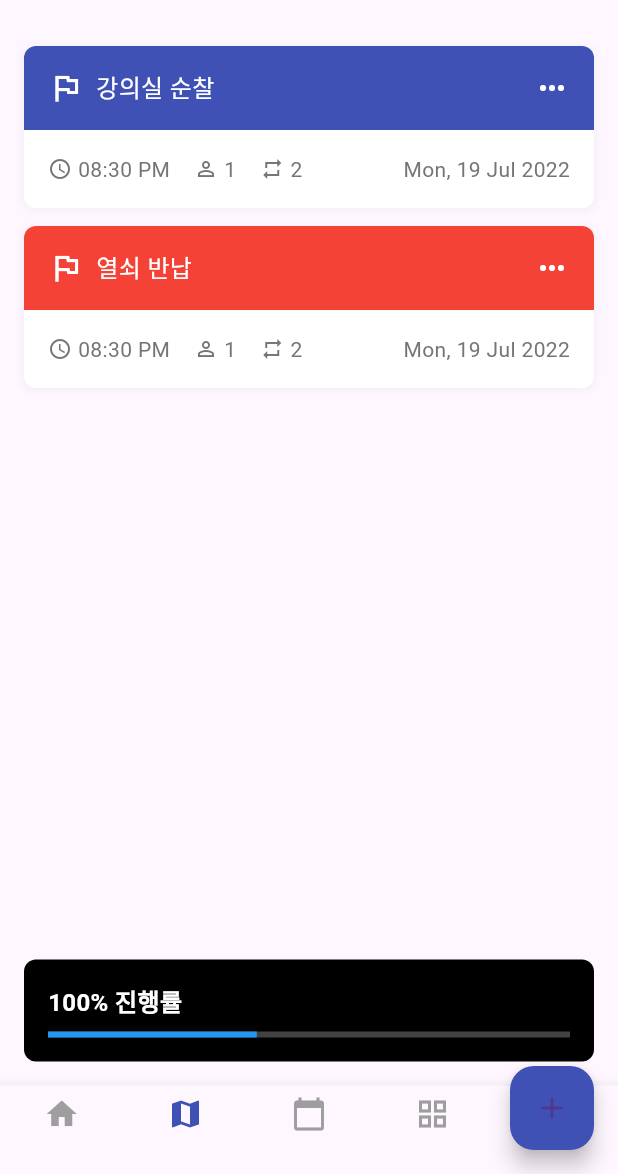
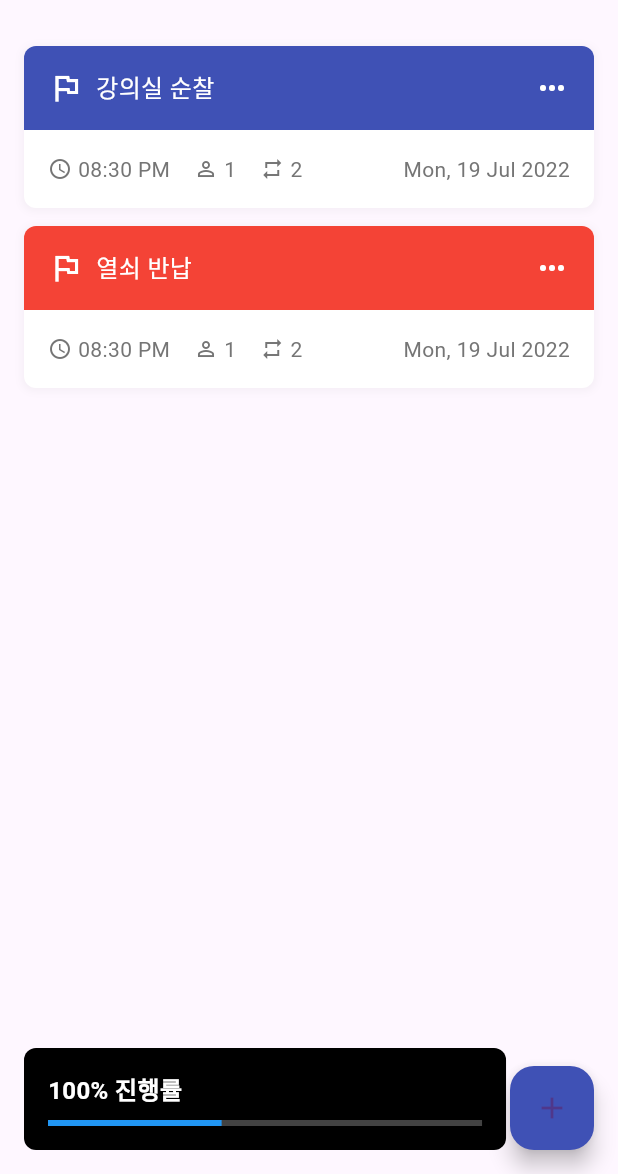
Before and after one commit to daneck99/Mobile_app_dev, a Flutter app: the TaskListScreen screen opened directly, on a phone screen of 412 x 824 dp, the part 62-1236 px from its top. Run offline on Flutter 3.47's test engine with Material 3 defaults, Android fonts, the phone set to English and light mode, and no system bars; our stand-ins replace geolocator, google_maps_flutter, image_picker, table_calendar.

```diff
--- a/lib/main.dart
+++ b/lib/main.dart
@@ -6,6 +6,7 @@ import 'package:intl/date_symbol_data_local.dart';
 import 'package:security/widgets//calenderPage/schedule_card.dart';
 import 'widgets//calenderPage/today_banner.dart';
 import 'style/colors.dart';
+import 'package:security/widgets/homePage/home_page.dart';
 
 void main() async{
   WidgetsFlutterBinding.ensureInitialized();
@@ -13,7 +14,7 @@ void main() async{
 
   runApp(
     MaterialApp(
-      home: CalendarPage(),
+      home: HomePage(),
     )
   );
 }
--- a/lib/map/map_page.dart
+++ b/lib/map/map_page.dart
@@ -97,12 +97,6 @@ class _MapScreenState extends State<MapScreen> {
     return Scaffold(
       appBar: AppBar(
         title: Text('현재 위치'),
-        leading: IconButton(
-          icon: const Icon(Icons.arrow_back),
-          onPressed: () {
-            Navigator.pop(context); // 이전 페이지로 돌아가기
-          },
-        ),
       ),
       body: Stack(
         children: [
--- a/lib/screens/taskList_page.dart
+++ b/lib/screens/taskList_page.dart
@@ -81,7 +81,6 @@ class TaskListScreen extends StatelessWidget {
             ),
           ),
           const ProgressBar(),
-          const CustomBottomNavBar(),
         ],
       ),
       floatingActionButton: FloatingActionButton(
@@ -89,6 +88,7 @@ class TaskListScreen extends StatelessWidget {
         child: const Icon(Icons.add),
         onPressed: () {},
       ),
+      floatingActionButtonLocation: FloatingActionButtonLocation.endFloat,
     );
   }
 }
--- a/lib/widgets/taskListPage/progressBar.dart
+++ b/lib/widgets/taskListPage/progressBar.dart
@@ -7,7 +7,10 @@ class ProgressBar extends StatelessWidget {
 
   @override
   Widget build(BuildContext context) {
-    return Container(
+    return Align(
+      alignment: Alignment.centerLeft,
+      child: Container(
+        width: MediaQuery.of(context).size.width * 0.78,
         margin: const EdgeInsets.all(16),
         padding: const EdgeInsets.all(16),
         decoration: BoxDecoration(
@@ -33,6 +36,7 @@ class ProgressBar extends StatelessWidget {
             ),
           ],
         ),
+      ),
     );
   }
 }
```
Also changed, not shown: lib/screens/calendar_page.dart (+0 -8 lines). Lines whose indentation alone changed are shown as unchanged.
